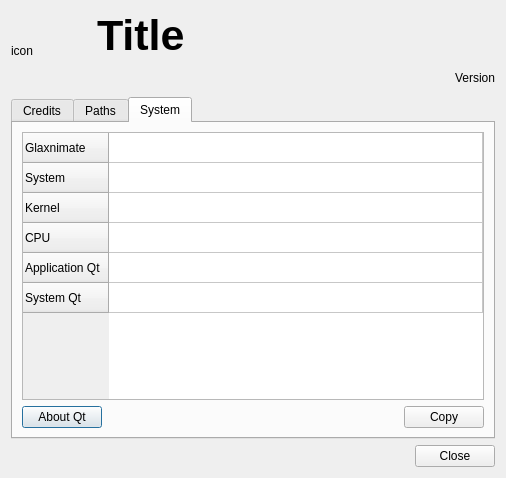
Before: the Qt Designer form src/gui/widgets/dialogs/about_dialog.ui in mbasaglia/glaxnimate, drawn with Qt 5.
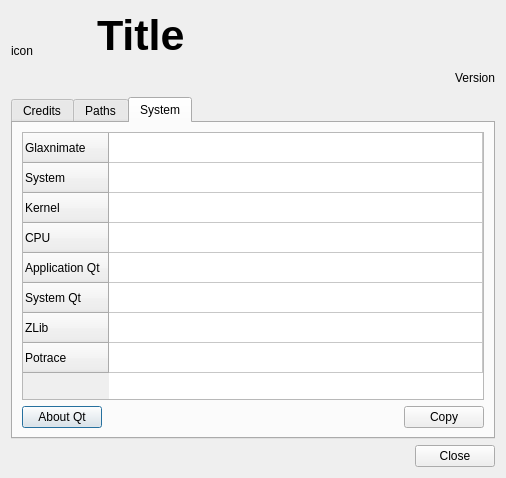
After: the same form once the commit is applied. The open tabs and pages were chosen to show the change. Icons and pictures are not drawn.

Commit message: Show ZLib/Potrace versions in about

```diff
--- a/src/gui/widgets/dialogs/about_dialog.ui
+++ b/src/gui/widgets/dialogs/about_dialog.ui
@@ -377,6 +377,16 @@
            <string>System Qt</string>
           </property>
          </row>
+         <row>
+          <property name="text">
+           <string>ZLib</string>
+          </property>
+         </row>
+         <row>
+          <property name="text">
+           <string>Potrace</string>
+          </property>
+         </row>
          <column>
           <property name="text">
            <string>Version</string>
```
Left out of the diff: 2 changed lines with no effect on the pictures. The commit also changes 3 other files.
